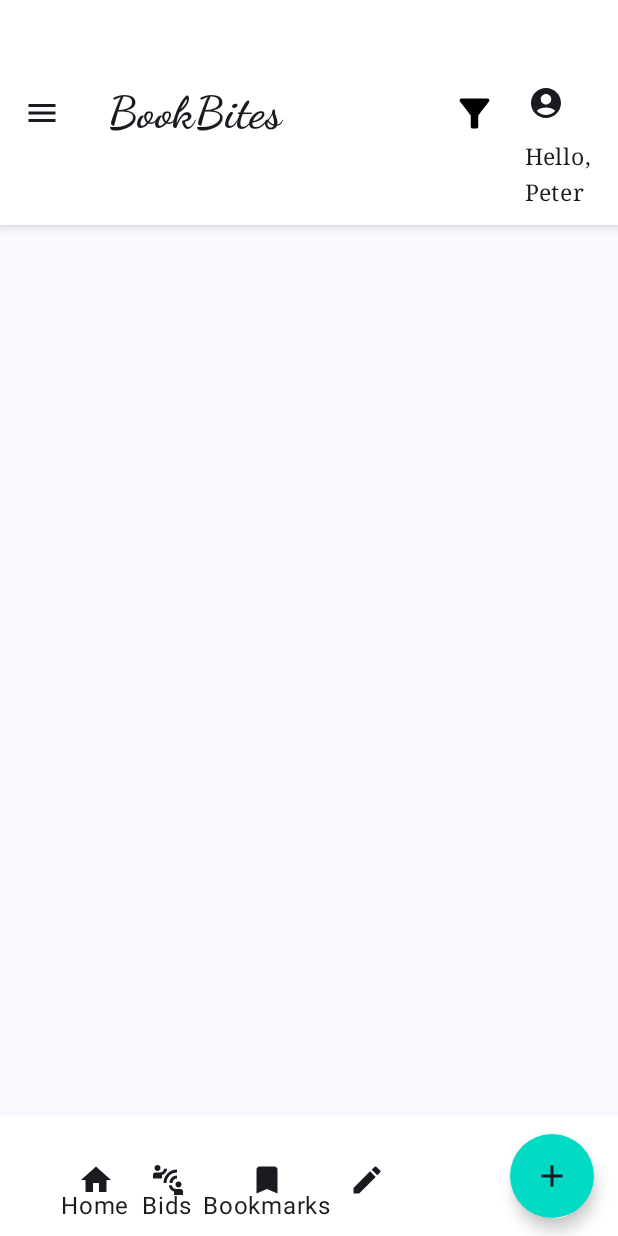
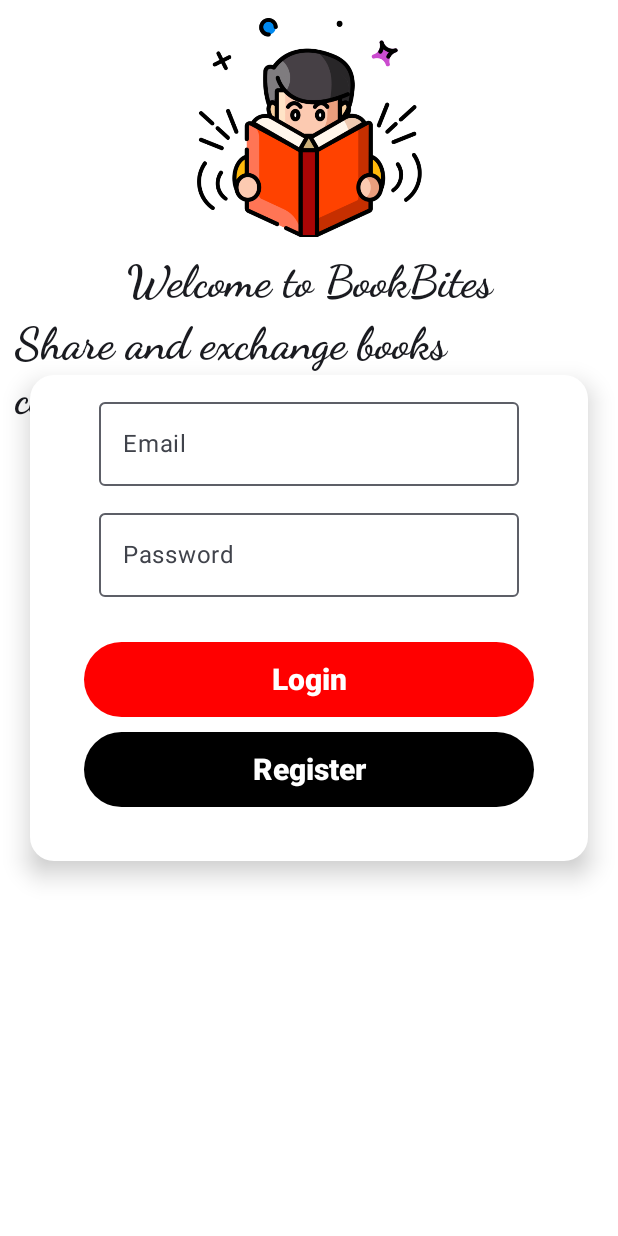
Before and after one commit to Peter-cloud-web/BookBites, an Android app built with Jetpack Compose: the screen it shows after launch (MainActivity), on a phone screen of 412 x 824 dp. Run offline under Robolectric (Android 15) with nearby library versions, the phone set to English and light mode, and no system bars; our stand-ins replace Dagger/Hilt's generated code; 1 statement that could not run was skipped.

Commit message:
Authenticate user and add token header on every request made to the server

```diff
--- a/app/build.gradle
+++ b/app/build.gradle
@@ -84,4 +84,5 @@ dependencies {
     implementation("androidx.datastore:datastore-preferences-rxjava2:1.1.1")
     implementation("androidx.datastore:datastore-preferences-rxjava3:1.1.1")
     implementation("androidx.datastore:datastore-preferences-core:1.1.1")
+    implementation "androidx.compose.material:material-icons-extended:1.6.7"
 }
--- a/app/src/main/java/com/example/bookbites/MainActivity.kt
+++ b/app/src/main/java/com/example/bookbites/MainActivity.kt
@@ -10,12 +10,9 @@ import androidx.compose.material3.Text
 import androidx.compose.runtime.Composable
 import androidx.compose.ui.Modifier
 import androidx.compose.ui.tooling.preview.Preview
-import androidx.datastore.preferences.core.Preferences
-import com.example.bookbites.store.DataStore
 import com.example.bookbites.ui.components.Books
 import com.example.bookbites.ui.components.Login
 import com.example.bookbites.ui.components.Register
-import com.example.bookbites.ui.components.TopAppBar
 import com.example.bookbites.ui.theme.BookBitesTheme
 import dagger.hilt.android.AndroidEntryPoint
 
@@ -31,7 +28,7 @@ class MainActivity : ComponentActivity() {
                     modifier = Modifier.fillMaxSize(),
                     color = MaterialTheme.colorScheme.onTertiary
                 ) {
-                    Books()
+                    Login()
                 }
             }
         }
--- a/app/src/main/java/com/example/bookbites/api/BookBitesApi.kt
+++ b/app/src/main/java/com/example/bookbites/api/BookBitesApi.kt
@@ -2,26 +2,32 @@ package com.example.bookbites.api
 
 import android.util.Log
 import coil.network.HttpException
+import com.example.bookbites.model.User.UserDetailsResponse
+import com.example.bookbites.model.User.UserDetailsResponseItem
 import com.example.bookbites.model.authentication.AuthResponse
 import com.example.bookbites.model.authentication.Login
 import com.example.bookbites.model.authentication.Register
 import com.example.bookbites.model.bid.sentBids.SentBid
 import com.example.bookbites.model.categories.all_categories.CategoriesResponse
 import com.example.bookbites.model.categories.books_categories.CategoryBooksResponse
+import com.example.bookbites.store.SessionManager
 import com.example.util.Constants
 import com.example.util.Resource
 import io.ktor.client.HttpClient
 import io.ktor.client.request.get
+import io.ktor.client.request.header
 import io.ktor.client.request.post
 import io.ktor.http.ContentType
+import io.ktor.http.HttpHeaders
 import io.ktor.http.URLProtocol
 import io.ktor.http.contentType
+import kotlinx.coroutines.flow.firstOrNull
 import java.io.IOException
 import javax.inject.Inject
 
-class BookBitesApi @Inject constructor(val httpClient: HttpClient) {
+class BookBitesApi @Inject constructor(val httpClient: HttpClient, var sessionManager: SessionManager) {
 
-    suspend fun loginUser(userEmail: String, userPassword: String): Resource<AuthResponse> {
+    suspend fun loginUser(userEmail: String, userPassword: String): Resource<String> {
 
         return try {
             Resource.Loading(null)
@@ -34,8 +40,13 @@ class BookBitesApi @Inject constructor(val httpClient: HttpClient) {
                 contentType(ContentType.Application.Json)
                 body = Login(userEmail, userPassword)
             }
+            if(authResponse.success){
+                val token = authResponse.message
+                Resource.Success(token)
+            } else{
+                Resource.Error(null,"Login failed:${authResponse.message}")
 
-            Resource.Success(authResponse)
+            }
         } catch (e: Exception) {
             Resource.Error(null, e.localizedMessage ?: "An unexpected error occurred")
         } catch (e: IOException) {
@@ -64,7 +75,6 @@ class BookBitesApi @Inject constructor(val httpClient: HttpClient) {
 
             if(authResponse.success){
                 val token = authResponse.message
-                Log.d("Token","${token.toString()}")
                 Resource.Success(token)
             } else{
                 Resource.Error(null,"Registration failed:${authResponse.message}")
@@ -148,6 +158,34 @@ class BookBitesApi @Inject constructor(val httpClient: HttpClient) {
         }
     }
 
+    suspend fun getLoggedUser(): Resource<UserDetailsResponse> {
+        return try {
+            val token = sessionManager.getToken.firstOrNull()
+
+            if (token != null) {
+                Resource.Loading(null)
+                val sentBids = httpClient.get<List<UserDetailsResponseItem>>() {
+                    url {
+                        protocol = URLProtocol.HTTP
+                        host = Constants.BOOKBITES_API
+                        encodedPath = Constants.USERDETAILS
+                    }
+                    header(HttpHeaders.Authorization,"Bearer $token")
+                }
+                Resource.Success(UserDetailsResponse(sentBids))
+            }else{
+                Resource.Error(null, "Token not found")
+            }
+
+        } catch (e: Exception) {
+            Resource.Error(null, e.localizedMessage ?: "A unexpected error occurred")
+        } catch (e: IOException) {
+            Resource.Error(null, e.localizedMessage ?: "Network server error")
+        } catch (e: HttpException) {
+            Resource.Error(null, e.localizedMessage ?: "Network error")
+        }
+    }
+
     suspend fun searchBooksByName() {}
 
     suspend fun getReceivedBids() {}
--- a/app/src/main/java/com/example/bookbites/di/AppModule.kt
+++ b/app/src/main/java/com/example/bookbites/di/AppModule.kt
@@ -5,7 +5,7 @@ import com.example.bookbites.api.BookBitesApi
 import com.example.bookbites.network.BookBitesKtorClient
 import com.example.bookbites.repository.BookBitesRepo
 import com.example.bookbites.repository.BookBitesRepoImpl
-import com.example.bookbites.store.DataStore
+import com.example.bookbites.store.SessionManager
 import dagger.Module
 import dagger.Provides
 import dagger.hilt.InstallIn
@@ -26,8 +26,8 @@ object AppModule {
 
     @Provides
     @Singleton
-    fun provideDataStore(@ApplicationContext context: Context):DataStore{
-        return DataStore(context)
+    fun provideDataStore(@ApplicationContext context: Context):SessionManager{
+        return SessionManager(context)
     }
 
     @Provides
@@ -35,5 +35,4 @@ object AppModule {
     fun provideBookBitesRepository(bookBitesApi: BookBitesApi): BookBitesRepo {
         return BookBitesRepoImpl(bookBitesApi)
     }
-
 }
--- a/app/src/main/java/com/example/bookbites/model/authentication/Login.kt
+++ b/app/src/main/java/com/example/bookbites/model/authentication/Login.kt
@@ -1,5 +1,8 @@
 package com.example.bookbites.model.authentication
 
+import kotlinx.serialization.Serializable
+
+@Serializable
 data class Login(
     val userEmail:String,
     val userPassword:String
--- a/app/src/main/java/com/example/bookbites/repository/BookBitesRepo.kt
+++ b/app/src/main/java/com/example/bookbites/repository/BookBitesRepo.kt
@@ -1,5 +1,6 @@
 package com.example.bookbites.repository
 
+import com.example.bookbites.model.User.UserDetailsResponse
 import com.example.bookbites.model.authentication.AuthResponse
 import com.example.bookbites.model.bid.sentBids.SentBid
 import com.example.bookbites.model.categories.all_categories.CategoriesResponse
@@ -8,11 +9,12 @@ import com.example.util.Resource
 
 interface BookBitesRepo {
 
-    suspend fun loginUser(userEmail: String,userPassword: String): Resource<AuthResponse>
+    suspend fun loginUser(userEmail: String,userPassword: String): Resource<String>
     suspend fun registerUser(userEmail: String,userName:String,userPassword: String):Resource<String>
     suspend fun getAllCategories():Resource<CategoriesResponse>
     suspend fun getBooksByCategories(category:String):Resource<CategoryBooksResponse>
     suspend fun getSentBids():Resource<SentBid>
+    suspend fun getLoggedUser():Resource<UserDetailsResponse>
 
 
 }
--- a/app/src/main/java/com/example/bookbites/ui/components/LoginComponent.kt
+++ b/app/src/main/java/com/example/bookbites/ui/components/LoginComponent.kt
@@ -1,5 +1,6 @@
 package com.example.bookbites.ui.components
 
+import android.widget.Toast
 import androidx.compose.foundation.Image
 import androidx.compose.foundation.layout.Arrangement
 import androidx.compose.foundation.layout.Column
@@ -25,6 +26,7 @@ import androidx.compose.runtime.setValue
 import androidx.compose.ui.Alignment
 import androidx.compose.ui.Modifier
 import androidx.compose.ui.graphics.Color
+import androidx.compose.ui.platform.LocalContext
 import androidx.compose.ui.res.painterResource
 import androidx.compose.ui.text.AnnotatedString
 import androidx.compose.ui.text.TextStyle
@@ -33,12 +35,19 @@ import androidx.compose.ui.text.font.FontWeight
 import androidx.compose.ui.tooling.preview.Preview
 import androidx.compose.ui.unit.dp
 import androidx.compose.ui.unit.sp
+import androidx.hilt.navigation.compose.hiltViewModel
 import com.example.bookbites.R
+import com.example.bookbites.ui.viewmodels.LoginViewModel
+import com.example.util.Resource
+import dagger.hilt.android.lifecycle.HiltViewModel
 
 @Composable
 fun Login() {
+
     var email by remember { mutableStateOf("") }
     var password by remember { mutableStateOf("") }
+    var loginViewModel: LoginViewModel = hiltViewModel()
+
     Column(
         modifier = Modifier.padding(10.dp),
         horizontalAlignment = Alignment.CenterHorizontally
@@ -99,6 +108,7 @@ fun Login() {
             )
 
             Spacer(modifier = Modifier.height(10.dp))
+            val context = LocalContext.current
 
             OutlinedTextField(
                 value = password,
@@ -112,7 +122,8 @@ fun Login() {
 
             Button(
                 onClick = {
-
+                    loginViewModel.LoginUser(email,password)
+                    Toast.makeText(context, "Successfully logged in", Toast.LENGTH_SHORT).show()
                 },
                 colors = ButtonDefaults.buttonColors(Color.Red),
                 modifier = Modifier.width(300.dp).height(50.dp)
--- a/app/src/main/java/com/example/bookbites/ui/components/TopAppBar.kt
+++ b/app/src/main/java/com/example/bookbites/ui/components/TopAppBar.kt
@@ -5,32 +5,25 @@ import androidx.compose.foundation.Image
 import androidx.compose.foundation.layout.Column
 import androidx.compose.foundation.layout.height
 import androidx.compose.foundation.layout.padding
-import androidx.compose.foundation.layout.size
 import androidx.compose.foundation.layout.width
 import androidx.compose.material.AppBarDefaults
 import androidx.compose.material.FloatingActionButton
 import androidx.compose.material.FloatingActionButtonDefaults
 import androidx.compose.material.IconButton
 import androidx.compose.material.TopAppBar
-import androidx.compose.material.contentColorFor
 import androidx.compose.material.icons.Icons
 import androidx.compose.material.icons.filled.AccountCircle
 import androidx.compose.material.icons.filled.Add
-import androidx.compose.material.icons.filled.Book
 import androidx.compose.material.icons.filled.Bookmark
-import androidx.compose.material.icons.filled.Check
 import androidx.compose.material.icons.filled.ConnectWithoutContact
-import androidx.compose.material.icons.filled.Edit
 import androidx.compose.material.icons.filled.Home
-import androidx.compose.material.icons.filled.Image
 import androidx.compose.material.icons.filled.Menu
-import androidx.compose.material.icons.filled.Mic
+import androidx.compose.material.icons.rounded.AddAlert
 import androidx.compose.material3.BottomAppBar
 import androidx.compose.material3.BottomAppBarDefaults
 import androidx.compose.material3.Icon
 import androidx.compose.material3.MaterialTheme
 import androidx.compose.material3.Scaffold
-import androidx.compose.material3.SearchBar
 import androidx.compose.material3.Text
 import androidx.compose.runtime.Composable
 import androidx.compose.ui.Modifier
@@ -41,15 +34,14 @@ import androidx.compose.ui.tooling.preview.Preview
 import androidx.compose.ui.unit.dp
 import androidx.compose.ui.unit.sp
 import com.example.bookbites.R
-import kotlinx.serialization.json.JsonNull.content
 
 @SuppressLint("UnusedMaterial3ScaffoldPaddingParameter")
 @Composable
-fun Books(){
-    Scaffold (
-        topBar = {TopAppBar()},
-        bottomBar = {BottomAppBar()}
-            ){
+fun Books() {
+    Scaffold(
+        topBar = { TopAppBar() },
+        bottomBar = { BottomAppBar() }
+    ) {
 
     }
 
@@ -95,7 +87,7 @@ fun TopAppBar() {
 
                 ) {
                     IconButton(
-                                modifier = Modifier.padding(top = 35.dp,end = 20.dp),
+                        modifier = Modifier.padding(top = 35.dp, end = 20.dp),
                         onClick = {},
                     ) {
                         Icon(Icons.Filled.AccountCircle, contentDescription = null)
@@ -130,19 +122,19 @@ fun TopAppBar() {
 }
 
 @Composable
-fun BottomAppBar(){
+fun BottomAppBar() {
     BottomAppBar(
         actions = {
 
             IconButton(
-                        modifier = Modifier.padding(start = 35.dp),
+                modifier = Modifier.padding(start = 35.dp,),
                 onClick = { /* do something */ }) {
                 Icon(
                     Icons.Default.Home,
                     contentDescription = "Localized description",
                 )
                 Text(
-                            modifier = Modifier.padding(top = 35.dp),
+                    modifier = Modifier.padding(top = 35.dp,start = 10.dp),
                     text = "Home"
                 )
             }
@@ -152,7 +144,7 @@ fun BottomAppBar(){
                     contentDescription = "Localized description",
                 )
                 Text(
-                            modifier = Modifier.padding(top = 35.dp),
+                    modifier = Modifier.padding(top = 35.dp,start = 10.dp),
                     text = "Bids"
                 )
             }
@@ -160,14 +152,18 @@ fun BottomAppBar(){
             IconButton(onClick = { /* do something */ }) {
                 Icon(Icons.Filled.Bookmark, contentDescription = "Localized description")
                 Text(
-                            modifier = Modifier.padding(top = 35.dp),
+                    modifier = Modifier.padding(top = 35.dp,start = 10.dp),
                     text = "Bookmarks"
                 )
             }
             IconButton(onClick = { /* do something */ }) {
                 Icon(
-                            Icons.Filled.Edit,
-                            contentDescription = "Localized description",
+                    Icons.Rounded.AddAlert,
+                    contentDescription = "Notifications",
+                )
+                Text(
+                    modifier = Modifier.padding(top = 35.dp, start = 10.dp),
+                    text = "Notifications"
                 )
             }
         },
--- /dev/null
+++ b/app/src/main/java/com/example/bookbites/ui/viewmodels/LoginViewModel.kt
@@ -0,0 +1,52 @@
+package com.example.bookbites.ui.viewmodels
+
+import android.util.Log
+import androidx.lifecycle.ViewModel
+import androidx.lifecycle.viewModelScope
+import com.example.bookbites.model.authentication.AuthResponse
+import com.example.bookbites.repository.BookBitesRepo
+import com.example.bookbites.store.SessionManager
+import com.example.util.Resource
+import dagger.hilt.android.lifecycle.HiltViewModel
+import kotlinx.coroutines.flow.MutableStateFlow
+import kotlinx.coroutines.flow.StateFlow
+import kotlinx.coroutines.launch
+import javax.inject.Inject
+
+@HiltViewModel
+class LoginViewModel @Inject constructor(
+    private val sessionManager: SessionManager,
+    private val bookBitesRepo: BookBitesRepo
+) :
+    ViewModel() {
+
+    private val _loginAuthState = MutableStateFlow<Resource<AuthResponse>>(Resource.Loading(null))
+    val loginAuthState: StateFlow<Resource<AuthResponse>> = _loginAuthState
+
+    fun LoginUser(email: String, password: String) {
+
+        viewModelScope.launch {
+
+            _loginAuthState.value = Resource.Loading(null)
+
+            val token = bookBitesRepo.loginUser(email, password)
+
+            if (token is Resource.Success) {
+
+                Log.d("LOGINVIEWMODEL","${token.data.toString()}")
+
+                sessionManager.saveToken(token.data.toString())
+
+                _loginAuthState.value = Resource.Success(AuthResponse(token.data.toString(), true))
+
+                val userDetails = bookBitesRepo.getLoggedUser().data?.userDetailResponse
+
+                Log.d("LOGINVIEWMODEL","${userDetails}")
+
+
+            } else {
+                _loginAuthState.value = Resource.Error(null, "Failed to login user")
+            }
+        }
+    }
+}
--- a/app/src/main/java/com/example/util/Constants.kt
+++ b/app/src/main/java/com/example/util/Constants.kt
@@ -1,7 +1,7 @@
 package com.example.util
 
 object Constants {
-    const val BOOKBITES_API = "192.168.100.79:8080"
+    const val BOOKBITES_API = "192.168.26.212:8080"
     const val LOGIN = "/v1/login"
     const val REGISTER = "/v1/register"
     const val ALL_CATEGORIES = "/v1/getAllCategories"
@@ -9,6 +9,7 @@ object Constants {
     const val ALL_BOOKS_POSTS = "/v1/allBooks"
     const val SENT_BIDS = "/v1/sentBids"
     const val RECEIVED_BIDS ="/v1/receivedBids"
-    const  val CATEGORY = "/v1/getBooksByCategory/"
+    const  val CATEGORY = "/v1/getBooksByCategory"
+    const  val USERDETAILS = "/v1/getLoggedInUser"
 
 }
--- a/app/src/main/res/xml/network_security_config.xml
+++ b/app/src/main/res/xml/network_security_config.xml
@@ -1,6 +1,6 @@
 <?xml version="1.0" encoding="utf-8"?>
 <network-security-config>
     <domain-config cleartextTrafficPermitted="true">
-        <domain includeSubdomains="true">192.168.100.79</domain>
+        <domain includeSubdomains="true">192.168.26.212</domain>
     </domain-config>
 </network-security-config>
```
Also changed, not shown: app/src/main/java/com/example/bookbites/repository/BookBitesRepoImpl.kt (+8 -3 lines), app/src/main/java/com/example/bookbites/store/SessionManager.kt (renamed from app/src/main/java/com/example/bookbites/store/DataStore.kt, +12 -8 lines), app/src/main/java/com/example/bookbites/ui/viewmodels/RegistationViewModel.kt (+19 -10 lines). Lines whose indentation alone changed are shown as unchanged.
